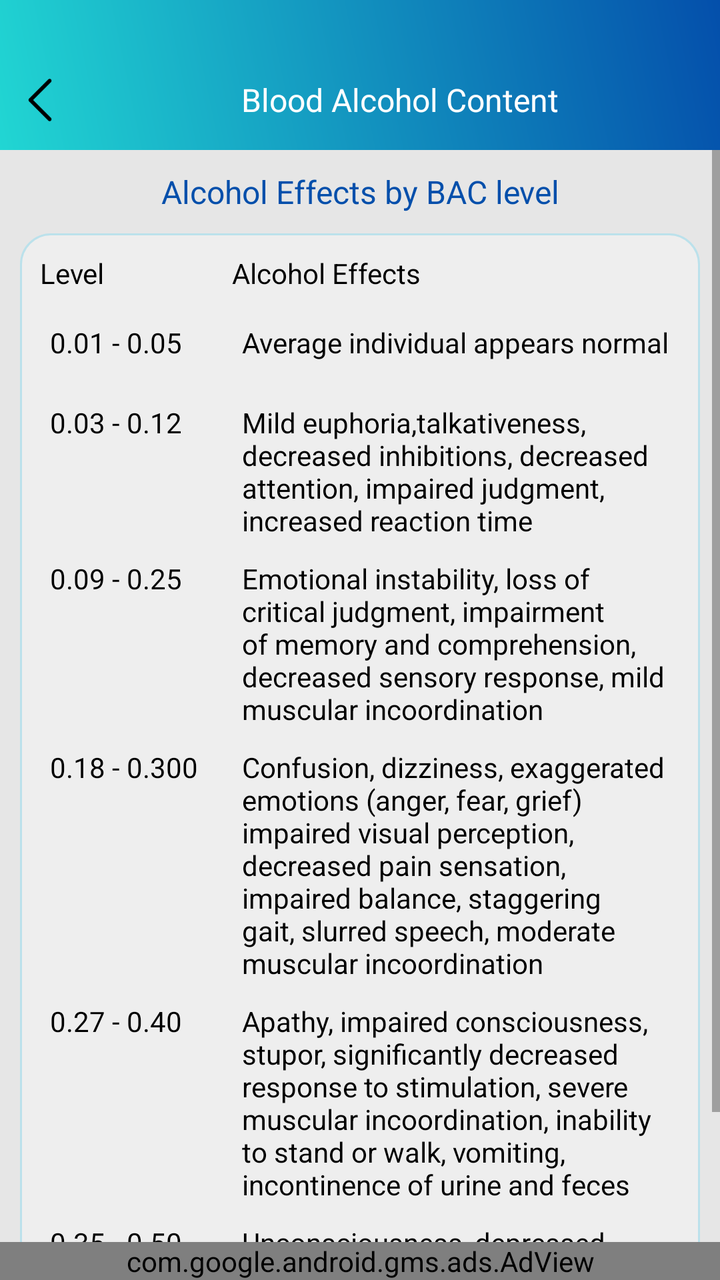
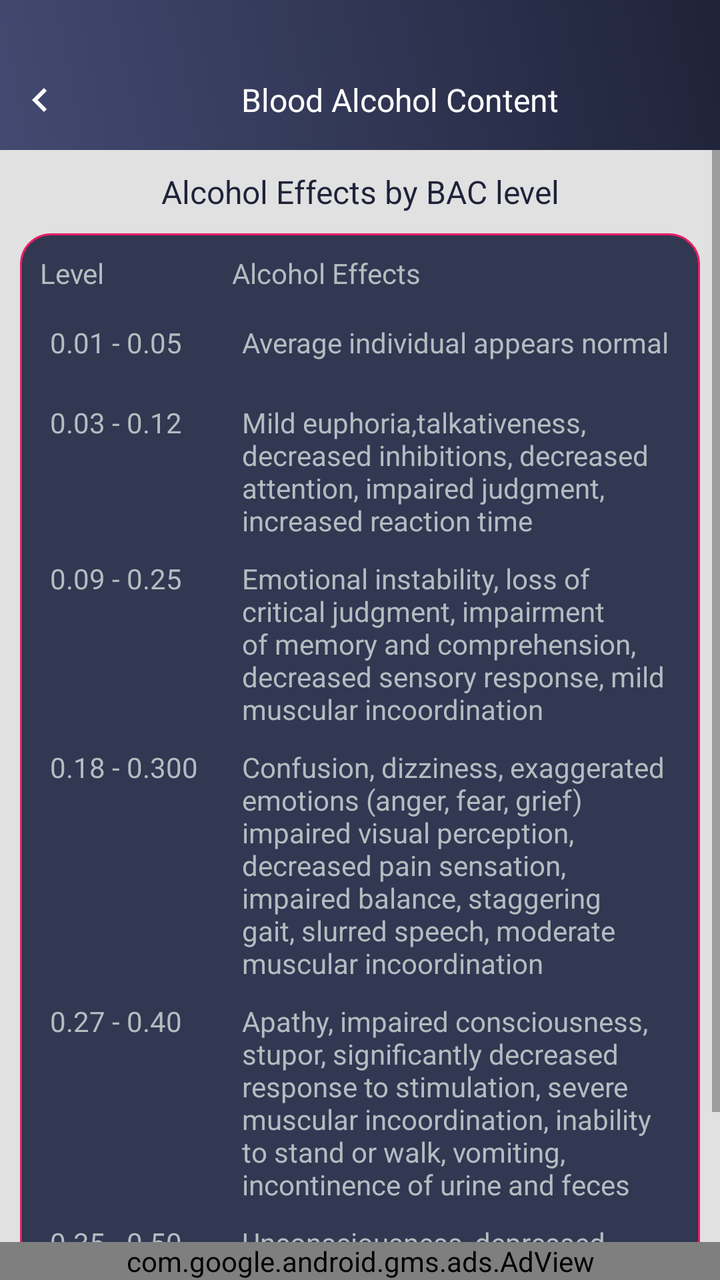

An Android layout rendered at two revisions. The XML below is the earlier revision; the diff shows what the commit changed to produce the second picture.
<!-- AndroidManifest.xml: application theme AppTheme -->
<!-- res/layout/alcohol_chart.xml -->
<?xml version="1.0" encoding="utf-8"?>
<RelativeLayout xmlns:android="http://schemas.android.com/apk/res/android"
    xmlns:aapt="http://schemas.android.com/aapt"
    xmlns:app="http://schemas.android.com/apk/res-auto"
    android:layout_width="match_parent"
    android:layout_height="match_parent"
    android:background="@color/gray_color"
    android:orientation="vertical">
    
    <RelativeLayout
        android:id="@+id/rela1"
        android:background="@drawable/a1_grad"        
        android:layout_width="match_parent"
        android:layout_height="wrap_content">

    <ImageView
        android:id="@+id/iv_back"
        android:layout_width="40dp"
        android:layout_height="40dp"
        android:layout_alignParentLeft="true"
        android:layout_alignParentTop="true"
        android:layout_marginTop="30dp"
        android:padding="8dp"
        android:paddingRight="10dp"
        android:src="@mipmap/left_arrow" />

    <TextView
        android:id="@+id/tv_title"
        android:layout_width="match_parent"
        android:layout_height="40dp"
        android:layout_marginTop="30dp"
        android:layout_marginBottom="5dp"
        android:layout_toRightOf="@+id/iv_back"
        android:gravity="center"
        android:text="@string/Blood_Alcohol_Content"
        android:textColor="@color/white"
        android:textSize="@dimen/textsize_16" />
    </RelativeLayout>

    <ScrollView
        
        android:layout_width="match_parent"
        android:layout_height="match_parent"
        android:layout_above="@+id/ad_layout"
        android:layout_below="@+id/rela1">

        <LinearLayout
            android:layout_width="match_parent"
            android:layout_height="wrap_content"
            android:orientation="vertical">

            <TextView
                android:id="@+id/tv_alcohol_effects_title"
                android:layout_width="match_parent"
                android:layout_height="wrap_content"
                android:layout_margin="10dp"
                android:gravity="center"
                android:text="@string/Alcohol_Effects_by_BAC_level"
                android:textColor="@color/colorPrimaryDark"
                android:textSize="@dimen/textsize_16" />

            <LinearLayout
                android:layout_width="match_parent"
                android:layout_height="wrap_content"
                android:layout_marginLeft="10dp"
                android:layout_marginRight="10dp"
                android:layout_marginBottom="10dp"
                android:background="@drawable/corner1"
                android:orientation="vertical">

                <LinearLayout
                    android:layout_width="match_parent"
                    android:layout_height="40dp"
                    android:layout_marginLeft="10dp"
                    android:layout_marginRight="10dp"
                    android:orientation="horizontal">

                    <TextView
                        android:id="@+id/tv_alcohol_effects_level"
                        android:layout_width="0dp"
                        android:layout_height="match_parent"
                        android:layout_weight="3"
                        android:gravity="top|bottom|left|right|center_vertical|fill_vertical|center_horizontal|fill_horizontal|center|fill|start|end"
                        android:text="@string/Level"

                        android:textColor="@color/black"
                        android:textSize="@dimen/textsize_14" />

                    <TextView
                        android:id="@+id/tv_alcohol_effects"
                        android:layout_width="0dp"
                        android:layout_height="match_parent"
                        android:layout_weight="7"
                        android:gravity="top|bottom|left|right|center_vertical|fill_vertical|center_horizontal|fill_horizontal|center|fill|start|end"
                        android:text="@string/Alcohol_Effects"
                        android:textColor="@color/black"
                        android:textSize="@dimen/textsize_14" />
                </LinearLayout>

                <LinearLayout
                    android:layout_width="match_parent"
                    android:layout_height="wrap_content"
                    android:layout_marginLeft="10dp"
                    android:layout_marginRight="10dp"
                    android:minHeight="40dp"
                    android:orientation="horizontal">

                    <TextView
                        android:id="@+id/textview_level1"
                        android:layout_width="0dp"
                        android:layout_height="match_parent"
                        android:layout_weight="3"
                        android:padding="5dp"
                        android:text="0.01 - 0.05"
                        android:textColor="@color/black"
                        android:textSize="@dimen/textsize_14" />

                    <TextView
                        android:id="@+id/textview_effect1"
                        android:layout_width="0dp"
                        android:layout_height="match_parent"
                        android:layout_weight="7"
                        android:padding="5dp"
                        android:text="@string/Average_individual_appears_normal"
                        android:textColor="@color/black"
                        android:textSize="@dimen/textsize_14" />
                </LinearLayout>

                <LinearLayout
                    android:layout_width="match_parent"
                    android:layout_height="wrap_content"
                    android:layout_marginLeft="10dp"
                    android:layout_marginRight="10dp"
                    android:minHeight="40dp"
                    android:orientation="horizontal">

                    <TextView
                        android:id="@+id/textview_level2"
                        android:layout_width="0dp"
                        android:layout_height="match_parent"
                        android:layout_weight="3"
                        android:padding="5dp"
                        android:text="0.03 - 0.12"
                        android:textColor="@color/black"
                        android:textSize="@dimen/textsize_14" />

                    <TextView
                        android:id="@+id/textview_effect2"
                        android:layout_width="0dp"
                        android:layout_height="wrap_content"
                        android:layout_weight="7"
                        android:padding="5dp"
                        android:text="@string/Mild_euphoria"
                        android:textColor="@color/black"
                        android:textSize="@dimen/textsize_14" />
                </LinearLayout>

                <LinearLayout
                    android:layout_width="match_parent"
                    android:layout_height="wrap_content"
                    android:layout_marginLeft="10dp"
                    android:layout_marginRight="10dp"
                    android:minHeight="40dp"
                    android:orientation="horizontal">

                    <TextView
                        android:id="@+id/textview_level3"
                        android:layout_width="0dp"
                        android:layout_height="match_parent"
                        android:layout_weight="3"
                        android:padding="5dp"
                        android:text="0.09 - 0.25"
                        android:textColor="@color/black"
                        android:textSize="@dimen/textsize_14" />

                    <TextView
                        android:id="@+id/textview_effect3"
                        android:layout_width="0dp"
                        android:layout_height="wrap_content"
                        android:layout_weight="7"
                        android:padding="5dp"
                        android:text="@string/Emotional_instability"
                        android:textColor="@color/black"
                        android:textSize="@dimen/textsize_14" />
                </LinearLayout>

                <LinearLayout
                    android:layout_width="match_parent"
                    android:layout_height="wrap_content"
                    android:layout_marginLeft="10dp"
                    android:layout_marginRight="10dp"
                    android:minHeight="40dp"
                    android:orientation="horizontal">

                    <TextView
                        android:id="@+id/textview_level4"
                        android:layout_width="0dp"
                        android:layout_height="match_parent"
                        android:layout_weight="3"
                        android:padding="5dp"
                        android:text="0.18 - 0.300"
                        android:textColor="@color/black"
                        android:textSize="@dimen/textsize_14" />

                    <TextView
                        android:id="@+id/textview_effect4"
                        android:layout_width="0dp"
                        android:layout_height="wrap_content"
                        android:layout_weight="7"
                        android:padding="5dp"
                        android:text="@string/Confusion_dizziness"
                        android:textColor="@color/black"
                        android:textSize="@dimen/textsize_14" />
                </LinearLayout>

                <LinearLayout
                    android:layout_width="match_parent"
                    android:layout_height="wrap_content"
                    android:layout_marginLeft="10dp"
                    android:layout_marginRight="10dp"
                    android:minHeight="40dp"
                    android:orientation="horizontal">

                    <TextView
                        android:id="@+id/textview_level5"
                        android:layout_width="0dp"
                        android:layout_height="match_parent"
                        android:layout_weight="3"
                        android:padding="5dp"
                        android:text="0.27 - 0.40"
                        android:textColor="@color/black"
                        android:textSize="@dimen/textsize_14" />

                    <TextView
                        android:id="@+id/textview_effect5"
                        android:layout_width="0dp"
                        android:layout_height="wrap_content"
                        android:layout_weight="7"
                        android:padding="5dp"
                        android:text="@string/Apathy_impaired"
                        android:textColor="@color/black"
                        android:textSize="@dimen/textsize_14" />
                </LinearLayout>

                <LinearLayout
                    android:layout_width="match_parent"
                    android:layout_height="wrap_content"
                    android:layout_marginLeft="10dp"
                    android:layout_marginRight="10dp"
                    android:minHeight="40dp"
                    android:orientation="horizontal">

                    <TextView
                        android:id="@+id/textview_level6"
                        android:layout_width="0dp"
                        android:layout_height="match_parent"
                        android:layout_weight="3"
                        android:padding="5dp"
                        android:text="0.35 - 0.50"
                        android:textColor="@color/black"
                        android:textSize="@dimen/textsize_14" />

                    <TextView
                        android:id="@+id/textview_effect6"
                        android:layout_width="0dp"
                        android:layout_height="wrap_content"
                        android:layout_weight="7"
                        android:padding="5dp"
                        android:text="@string/Unconsciousness"
                        android:textColor="@color/black"
                        android:textSize="@dimen/textsize_14" />
                </LinearLayout>
            </LinearLayout>
        </LinearLayout>
    </ScrollView>

    <include
        android:id="@+id/ad_layout"
        layout="@layout/native_ad"
        android:layout_width="match_parent"
        android:layout_height="wrap_content"
        android:layout_alignParentBottom="true"
        android:layout_gravity="top|center_vertical|center_horizontal|center" />
</RelativeLayout>
<!-- res/layout/native_ad.xml (included above) -->
<?xml version="1.0" encoding="utf-8"?>
<LinearLayout xmlns:android="http://schemas.android.com/apk/res/android"
    xmlns:aapt="http://schemas.android.com/aapt"
    xmlns:app="http://schemas.android.com/apk/res-auto"
    android:layout_width="match_parent"
    android:layout_height="wrap_content"
    android:orientation="vertical">

    <com.google.android.gms.ads.AdView
        android:id="@+id/adView"
        android:layout_width="match_parent"
        android:layout_height="wrap_content"
        android:layout_above="@+id/ll_footer_menu"
        app:adSize="BANNER"
        app:adUnitId="@string/banner_ad" />
</LinearLayout>
<!-- resources referenced by this layout -->
<resources>
  <color name="black">#000000</color>
  <color name="colorPrimaryDark">#044fab</color>
  <color name="gray_color">#E6E6E6</color>
  <color name="white">#ffffff</color>
  <dimen name="textsize_14">14sp</dimen>
  <dimen name="textsize_16">16sp</dimen>
  <!-- drawable a1_grad (drawable) -->
  <?xml version="1.0" encoding="utf-8"?>
  <shape xmlns:android="http://schemas.android.com/apk/res/android">
      <gradient
          android:angle="225"
          android:endColor="#21d6d3"
          android:startColor="#044fab" />
  
  
  </shape>
  <!-- drawable corner1 (drawable) -->
  <?xml version="1.0" encoding="utf-8"?>
  <shape xmlns:android="http://schemas.android.com/apk/res/android"
      android:shape="rectangle">
  
  
      <stroke
          android:width="1dp"
          android:color="#BBE1EB"/>
  
      <corners android:radius="15dp"/>
  
      <solid
          android:color="#EEEEEE"/>
  
  </shape>
  <!-- mipmap left_arrow: png bitmap (mipmap-xhdpi, 499 bytes) -->
  <string name="Alcohol_Effects">Alcohol Effects</string>
  <string name="Alcohol_Effects_by_BAC_level">Alcohol Effects by BAC level</string>
  <string name="Apathy_impaired">Apathy, impaired consciousness, stupor, significantly decreased response to stimulation, severe muscular incoordination, inability to stand or walk, vomiting, incontinence of urine and feces</string>
  <string name="Average_individual_appears_normal">Average individual appears normal</string>
  <string name="Blood_Alcohol_Content">Blood Alcohol Content</string>
  <string name="Confusion_dizziness">Confusion, dizziness, exaggerated emotions (anger, fear, grief) impaired visual perception, decreased pain sensation, impaired balance, staggering gait, slurred speech, moderate muscular incoordination</string>
  <string name="Emotional_instability">Emotional instability, loss of critical judgment, impairment of memory and comprehension, decreased sensory response, mild muscular incoordination</string>
  <string name="Level">Level</string>
  <string name="Mild_euphoria">Mild euphoria,talkativeness, decreased inhibitions, decreased attention, impaired judgment, increased reaction time</string>
  <string name="Unconsciousness">Unconsciousness, depressed or abolished reflexes, abnormal body temperature, coma; possible death from respiratory paralysis</string>
  <string name="banner_ad">ca-app-pub-3940256099942544/6300978111</string>
  <style name="AppTheme" parent="Theme.AppCompat.Light.DarkActionBar">
          
          <item name="colorPrimary">@color/colorPrimary</item>
          <item name="colorPrimaryDark">@color/colorPrimaryDark</item>
          <item name="colorAccent">@color/colorAccent</item>
      </style>
  <color name="colorPrimary">#36D1DC</color>
  <color name="colorAccent">#03DAC5</color>
</resources>

<!-- the commit's change to res/layout/alcohol_chart.xml (unified diff, before → after) -->
@@ -22,7 +22,7 @@
         android:layout_marginTop="30dp"
         android:padding="8dp"
         android:paddingRight="10dp"
-        android:src="@mipmap/left_arrow" />
+        android:src="@drawable/ic_chevron_left_white_24dp" />
 
     <TextView
         android:id="@+id/tv_title"
@@ -47,7 +47,8 @@
         <LinearLayout
             android:layout_width="match_parent"
             android:layout_height="wrap_content"
-            android:orientation="vertical">
+            android:orientation="vertical"
+            android:background="#e1e1e1">
 
             <TextView
                 android:id="@+id/tv_alcohol_effects_title"
@@ -83,7 +84,7 @@
                         android:gravity="top|bottom|left|right|center_vertical|fill_vertical|center_horizontal|fill_horizontal|center|fill|start|end"
                         android:text="@string/Level"
 
-                        android:textColor="@color/black"
+                        android:textColor="@color/textColor"
                         android:textSize="@dimen/textsize_14" />
 
                     <TextView
@@ -93,7 +94,7 @@
                         android:layout_weight="7"
                         android:gravity="top|bottom|left|right|center_vertical|fill_vertical|center_horizontal|fill_horizontal|center|fill|start|end"
                         android:text="@string/Alcohol_Effects"
-                        android:textColor="@color/black"
+                        android:textColor="@color/textColor"
                         android:textSize="@dimen/textsize_14" />
                 </LinearLayout>
 
@@ -112,7 +113,7 @@
                         android:layout_weight="3"
                         android:padding="5dp"
                         android:text="0.01 - 0.05"
-                        android:textColor="@color/black"
+                        android:textColor="@color/textColor"
                         android:textSize="@dimen/textsize_14" />
 
                     <TextView
@@ -122,7 +123,7 @@
                         android:layout_weight="7"
                         android:padding="5dp"
                         android:text="@string/Average_individual_appears_normal"
-                        android:textColor="@color/black"
+                        android:textColor="@color/textColor"
                         android:textSize="@dimen/textsize_14" />
                 </LinearLayout>
 
@@ -141,7 +142,7 @@
                         android:layout_weight="3"
                         android:padding="5dp"
                         android:text="0.03 - 0.12"
-                        android:textColor="@color/black"
+                        android:textColor="@color/textColor"
                         android:textSize="@dimen/textsize_14" />
 
                     <TextView
@@ -151,7 +152,7 @@
                         android:layout_weight="7"
                         android:padding="5dp"
                         android:text="@string/Mild_euphoria"
-                        android:textColor="@color/black"
+                        android:textColor="@color/textColor"
                         android:textSize="@dimen/textsize_14" />
                 </LinearLayout>
 
@@ -170,7 +171,7 @@
                         android:layout_weight="3"
                         android:padding="5dp"
                         android:text="0.09 - 0.25"
-                        android:textColor="@color/black"
+                        android:textColor="@color/textColor"
                         android:textSize="@dimen/textsize_14" />
 
                     <TextView
@@ -180,7 +181,7 @@
                         android:layout_weight="7"
                         android:padding="5dp"
                         android:text="@string/Emotional_instability"
-                        android:textColor="@color/black"
+                        android:textColor="@color/textColor"
                         android:textSize="@dimen/textsize_14" />
                 </LinearLayout>
 
@@ -199,7 +200,7 @@
                         android:layout_weight="3"
                         android:padding="5dp"
                         android:text="0.18 - 0.300"
-                        android:textColor="@color/black"
+                        android:textColor="@color/textColor"
                         android:textSize="@dimen/textsize_14" />
 
                     <TextView
@@ -209,7 +210,7 @@
                         android:layout_weight="7"
                         android:padding="5dp"
                         android:text="@string/Confusion_dizziness"
-                        android:textColor="@color/black"
+                        android:textColor="@color/textColor"
                         android:textSize="@dimen/textsize_14" />
                 </LinearLayout>
 
@@ -228,7 +229,7 @@
                         android:layout_weight="3"
                         android:padding="5dp"
                         android:text="0.27 - 0.40"
-                        android:textColor="@color/black"
+                        android:textColor="@color/textColor"
                         android:textSize="@dimen/textsize_14" />
 
                     <TextView
@@ -238,7 +239,7 @@
                         android:layout_weight="7"
                         android:padding="5dp"
                         android:text="@string/Apathy_impaired"
-                        android:textColor="@color/black"
+                        android:textColor="@color/textColor"
                         android:textSize="@dimen/textsize_14" />
                 </LinearLayout>
 
@@ -257,7 +258,7 @@
                         android:layout_weight="3"
                         android:padding="5dp"
                         android:text="0.35 - 0.50"
-                        android:textColor="@color/black"
+                        android:textColor="@color/textColor"
                         android:textSize="@dimen/textsize_14" />
 
                     <TextView
@@ -267,7 +268,7 @@
                         android:layout_weight="7"
                         android:padding="5dp"
                         android:text="@string/Unconsciousness"
-                        android:textColor="@color/black"
+                        android:textColor="@color/textColor"
                         android:textSize="@dimen/textsize_14" />
                 </LinearLayout>
             </LinearLayout>
<!-- resource entries referenced after the edit -->
@@ -1,8 +1,8 @@
 <!-- resources referenced by this layout -->
 <resources>
-  <color name="black">#000000</color>
-  <color name="colorPrimaryDark">#044fab</color>
+  <color name="colorPrimaryDark">#1F2339</color>
   <color name="gray_color">#E6E6E6</color>
+  <color name="textColor">#ffb4bcc0</color>
   <color name="white">#ffffff</color>
   <dimen name="textsize_14">14sp</dimen>
   <dimen name="textsize_16">16sp</dimen>
@@ -11,8 +11,8 @@
   <shape xmlns:android="http://schemas.android.com/apk/res/android">
       <gradient
           android:angle="225"
-          android:endColor="#21d6d3"
-          android:startColor="#044fab" />
+          android:endColor="#434A71"
+          android:startColor="#1F2339" />
   
   
   </shape>
@@ -24,15 +24,20 @@
   
       <stroke
           android:width="1dp"
-          android:color="#BBE1EB"/>
+          android:color="#E91E63"/>
   
       <corners android:radius="15dp"/>
   
       <solid
-          android:color="#EEEEEE"/>
+          android:color="#323752"/>
   
   </shape>
-  <!-- mipmap left_arrow: png bitmap (mipmap-xhdpi, 499 bytes) -->
+  <!-- drawable ic_chevron_left_white_24dp (drawable) -->
+  <vector android:height="24dp" android:tint="#FFFFFF"
+      android:viewportHeight="24" android:viewportWidth="24"
+      android:width="24dp" xmlns:android="http://schemas.android.com/apk/res/android">
+      <path android:fillColor="@android:color/white" android:pathData="M15.41,7.41L14,6l-6,6 6,6 1.41,-1.41L10.83,12z"/>
+  </vector>
   <string name="Alcohol_Effects">Alcohol Effects</string>
   <string name="Alcohol_Effects_by_BAC_level">Alcohol Effects by BAC level</string>
   <string name="Apathy_impaired">Apathy, impaired consciousness, stupor, significantly decreased response to stimulation, severe muscular incoordination, inability to stand or walk, vomiting, incontinence of urine and feces</string>
@@ -50,7 +55,7 @@
           <item name="colorPrimaryDark">@color/colorPrimaryDark</item>
           <item name="colorAccent">@color/colorAccent</item>
       </style>
-  <color name="colorPrimary">#36D1DC</color>
-  <color name="colorAccent">#03DAC5</color>
+  <color name="colorPrimary">#434A71</color>
+  <color name="colorAccent">#1F2339</color>
 </resources>
 
